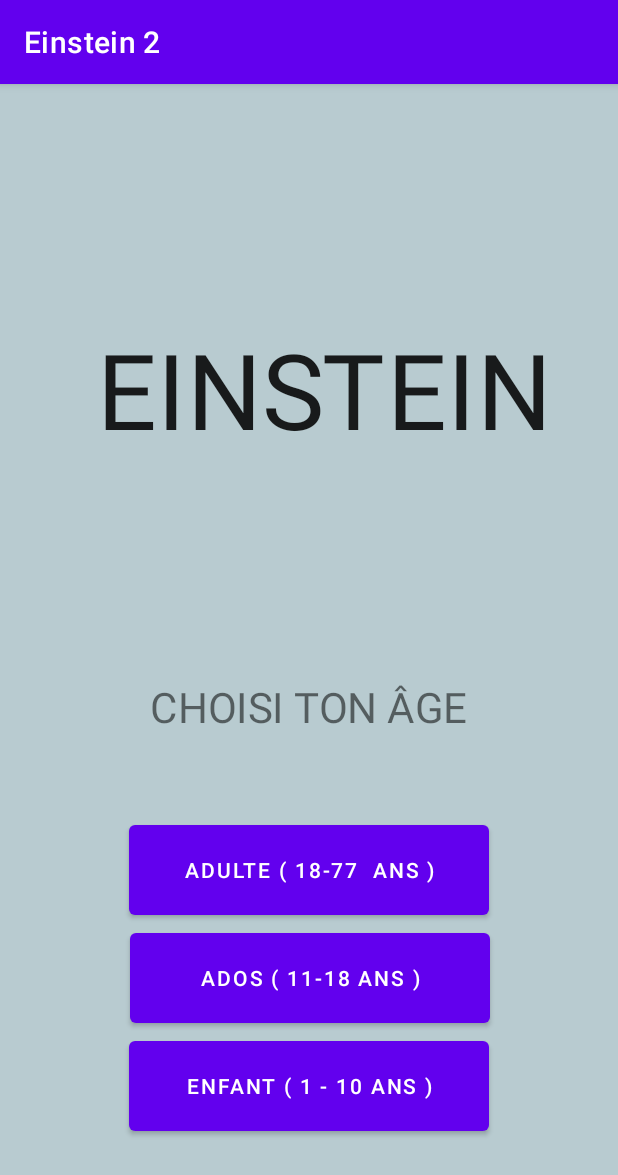
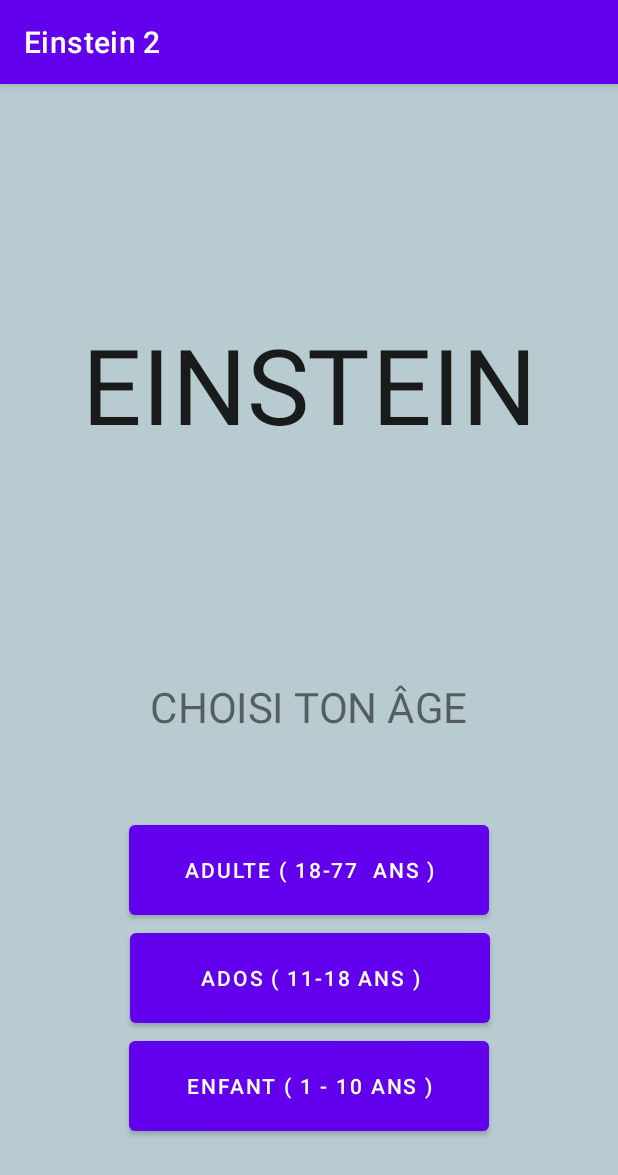
Before and after one commit to Xodem2/projet-1A, an Android app: the screen it shows after launch (MainActivity), on a phone screen of 412 x 824 dp. Shown: the top 1175 px of the screen. Run offline under Robolectric (Android 15) with nearby library versions, the phone set to English and light mode, and no system bars; 2 statements that could not run were skipped.

Commit message:
alignement titre

```diff
--- a/app/src/main/res/layout/activity_main.xml
+++ b/app/src/main/res/layout/activity_main.xml
@@ -18,9 +18,9 @@
         android:textAppearance="@style/TextAppearance.AppCompat.Body1"
         app:layout_constraintBottom_toTopOf="@+id/textView2"
         app:layout_constraintEnd_toEndOf="parent"
-        app:layout_constraintHorizontal_bias="0.53"
         app:layout_constraintStart_toStartOf="parent"
-        app:layout_constraintTop_toTopOf="parent" />
+        app:layout_constraintTop_toTopOf="parent"
+        app:layout_constraintVertical_bias="0.492" />
 
     <Button
         android:id="@+id/button4"
```
